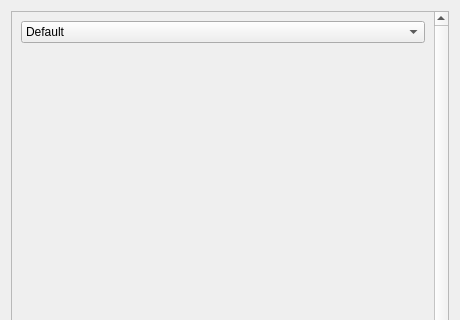
First picture: the form in application/prompttab_fix.ui, repository TheNiteCoder/mx-bashrc-config, before the edit; both pictures show x 0 to 460 and y 0 to 320 of the 460 by 496 pixel window.
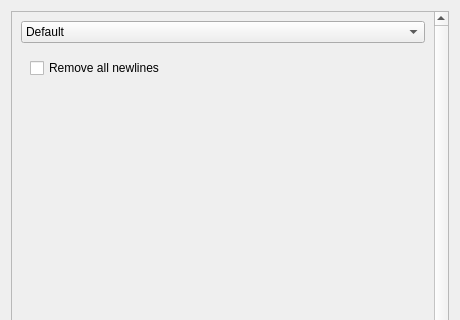
Second picture: the form after the edit.

```diff
--- a/application/prompttab_fix.ui
+++ b/application/prompttab_fix.ui
@@ -371,7 +371,30 @@
            </item>
           </layout>
          </widget>
-         <widget class="QWidget" name="page_2"/>
+         <widget class="QWidget" name="page_Default">
+          <layout class="QVBoxLayout" name="verticalLayout_4">
+           <item>
+            <widget class="QCheckBox" name="checkBox_RemoveAllNewlines">
+             <property name="text">
+              <string>Remove all newlines</string>
+             </property>
+            </widget>
+           </item>
+           <item>
+            <spacer name="verticalSpacer">
+             <property name="orientation">
+              <enum>Qt::Vertical</enum>
+             </property>
+             <property name="sizeHint" stdset="0">
+              <size>
+               <width>20</width>
+               <height>515</height>
+              </size>
+             </property>
+            </spacer>
+           </item>
+          </layout>
+         </widget>
         </widget>
        </item>
       </layout>
```
